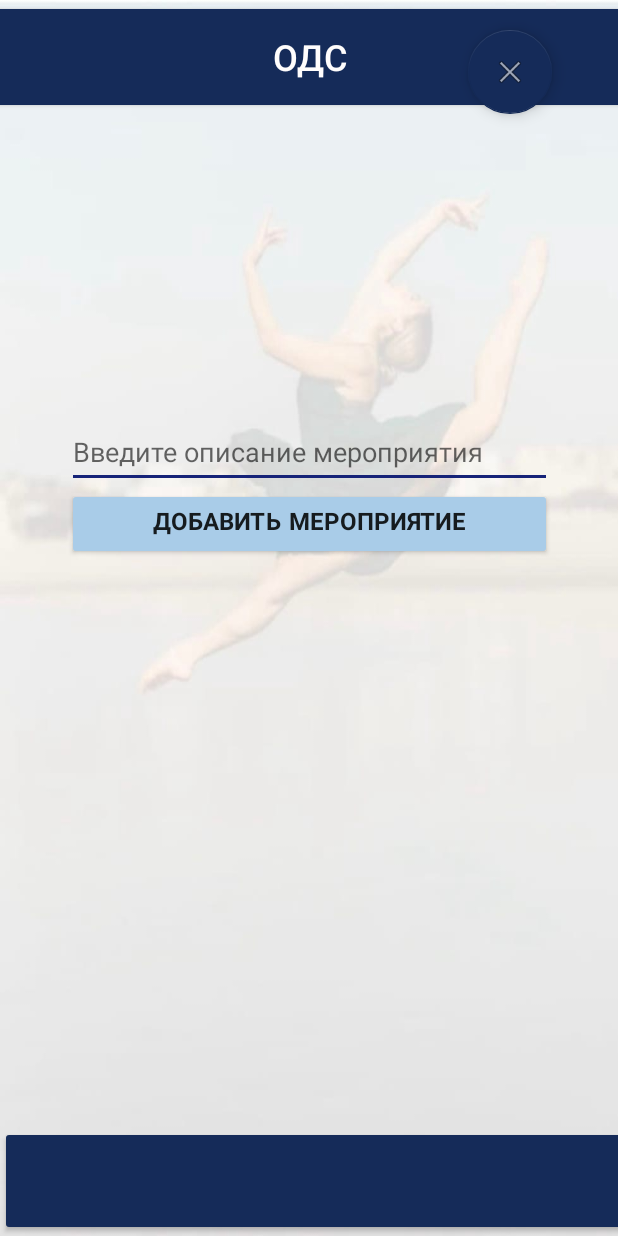
After one commit to Nastya880/app_for_podss, an Android app: the AddDescriptionEventActivity screen opened directly, with no data from a screen before it, on a phone screen of 412 x 824 dp. The commit adds this screen. Run offline under Robolectric (Android 15) with nearby library versions, the phone set to English and light mode, and no system bars.

Commit message:
добавила активити для описания мероприятия (пока нет связи с бд)

```diff
--- a/app/src/main/AndroidManifest.xml
+++ b/app/src/main/AndroidManifest.xml
@@ -37,6 +37,9 @@
             android:name=".AddEventActivity"
             android:exported="true" />
         <activity
+            android:name=".AddDescriptionEventActivity"
+            android:exported="true" />
+        <activity
             android:name=".FindActivity"
             android:exported="true" />
         <activity
--- /dev/null
+++ b/app/src/main/java/com/application/AddDescriptionEventActivity.java
@@ -0,0 +1,41 @@
+package com.application;
+import static androidx.core.content.ContextCompat.startActivity;
+
+import androidx.appcompat.app.AppCompatActivity;
+
+import android.content.ContentValues;
+import android.content.Intent;
+import android.database.Cursor;
+import android.database.sqlite.SQLiteDatabase;
+import android.os.Bundle;
+import android.util.Log;
+import android.view.View;
+import android.widget.TextView;
+import android.widget.Toast;
+
+public class AddDescriptionEventActivity extends AppCompatActivity {
+    TextView eventDescriptionPlainText;
+
+    @Override
+    protected void onCreate(Bundle savedInstanceState) {
+        super.onCreate(savedInstanceState);
+        setContentView(R.layout.activity_add_description_event);
+        eventDescriptionPlainText = findViewById(R.id.eventDescriptionPlainText);
+    }
+
+    public void addDescriptionEvent(View view) {
+        if (eventDescriptionPlainText.getText().toString().length() > 0) {
+            FindActivity.events.add(new EventPojo(FindActivity.events.size(), eventDescriptionPlainText.getText().toString()));
+            eventDescriptionPlainText.setText("");
+        } else {
+            Toast toast = Toast.makeText(getApplicationContext(),
+                    "Описание мероприятия не может быть пустым", Toast.LENGTH_SHORT);
+            toast.show();
+        }
+    }
+
+    public void closeInDesc(View view) {
+        Intent intent = new Intent(this, MainActivity.class);
+        startActivity(intent);
+    }
+}
--- a/app/src/main/java/com/application/AddEventActivity.java
+++ b/app/src/main/java/com/application/AddEventActivity.java
@@ -33,11 +33,12 @@ public class AddEventActivity extends AppCompatActivity {
         if (eventTitlePlainText.getText().toString().length() > 0) {
             FindActivity.events.add(new EventPojo(FindActivity.events.size(), eventTitlePlainText.getText().toString()));
             eventTitlePlainText.setText("");
+            Intent intent = new Intent(this, AddDescriptionEventActivity.class);
+            startActivity(intent);
         } else {
             Toast toast = Toast.makeText(getApplicationContext(),
                     "Название мероприятия не может быть пустым", Toast.LENGTH_SHORT);
             toast.show();
         }
     }
-
 }
--- a/app/src/main/java/com/application/EventPojo.java
+++ b/app/src/main/java/com/application/EventPojo.java
@@ -3,10 +3,12 @@ package com.application;
 public class EventPojo extends Pojo{
     private Integer id;
     private String name;
+    private String description;
 
     public EventPojo(Integer id, String name) {
         this.id = id;
         this.name = name;
+        this.description = description;
     }
 
     public Integer getId() {
@@ -25,11 +27,19 @@ public class EventPojo extends Pojo{
         this.name = name;
     }
 
+    public String getDescription() {
+        return name;
+    }
+
+    public void setDescription(String description) {
+        this.description = description;
+    }
+
     @Override
     public String toString() {
         return "EventPojo{" +
                 "id=" + id +
-                ", name='" + name + '\'' +
+                ", name='" + name + '\'' + "description=" + description +
                 '}';
     }
 }
--- /dev/null
+++ b/app/src/main/res/layout/activity_add_description_event.xml
@@ -0,0 +1,85 @@
+<?xml version="1.0" encoding="utf-8"?>
+<androidx.constraintlayout.widget.ConstraintLayout xmlns:android="http://schemas.android.com/apk/res/android"
+    xmlns:app="http://schemas.android.com/apk/res-auto"
+    xmlns:tools="http://schemas.android.com/tools"
+    android:layout_width="match_parent"
+    android:layout_height="match_parent"
+    android:background="@drawable/back_picture"
+    tools:context=".AddDescriptionEventActivity">
+
+    <Button
+        android:id="@+id/button7"
+        android:layout_width="444dp"
+        android:layout_height="76dp"
+        android:backgroundTint="@color/blue_dark"
+        android:text="ОДС"
+        android:textColor="#FFFDFD"
+        android:textSize="24sp"
+        app:layout_constraintEnd_toEndOf="parent"
+        app:layout_constraintStart_toStartOf="parent"
+        app:layout_constraintTop_toTopOf="parent" />
+
+    <Button
+        android:id="@+id/button8"
+        android:layout_width="420dp"
+        android:layout_height="73dp"
+        android:backgroundTint="@color/blue_dark"
+        android:textColor="#FFFDFD"
+        android:textSize="24sp"
+        app:layout_constraintBottom_toBottomOf="parent"
+        app:layout_constraintEnd_toEndOf="parent"
+        app:layout_constraintHorizontal_bias="0.0"
+        app:layout_constraintStart_toStartOf="parent"
+        app:layout_constraintTop_toTopOf="parent"
+        app:layout_constraintVertical_bias="1.0" />
+
+    <LinearLayout
+        android:id="@+id/linearLayout4"
+        android:layout_width="323dp"
+        android:layout_height="270dp"
+        android:orientation="vertical"
+        app:layout_constraintBottom_toBottomOf="parent"
+        app:layout_constraintEnd_toEndOf="parent"
+        app:layout_constraintStart_toStartOf="parent"
+        app:layout_constraintTop_toTopOf="parent">
+
+        <EditText
+            android:id="@+id/eventDescriptionPlainText"
+            android:layout_width="match_parent"
+            android:layout_height="wrap_content"
+            android:backgroundTint="#162378"
+            android:drawableTint="#2196F3"
+            android:ems="10"
+            android:foregroundTint="#15658A"
+            android:hint="Введите описание мероприятия"
+            android:inputType="textPersonName"
+            android:minHeight="48dp" />
+
+        <Button
+            android:id="@+id/addEventDescriptionButton"
+            android:layout_width="match_parent"
+            android:layout_height="wrap_content"
+            android:backgroundTint="@color/blue_light"
+            android:fontFamily="casual"
+            android:onClick="addDescriptionEvent"
+            android:text="Добавить мероприятие"
+            android:textAllCaps="true"
+            android:textSize="16sp"
+            android:textStyle="bold" />
+    </LinearLayout>
+
+    <com.google.android.material.floatingactionbutton.FloatingActionButton
+        android:id="@+id/closeButton"
+        android:layout_width="wrap_content"
+        android:layout_height="wrap_content"
+        android:clickable="true"
+        android:onClick="closeInDesc"
+        app:backgroundTint="@color/blue_dark"
+        app:layout_constraintBottom_toTopOf="@+id/linearLayout4"
+        app:layout_constraintEnd_toEndOf="parent"
+        app:layout_constraintHorizontal_bias="0.876"
+        app:layout_constraintStart_toStartOf="parent"
+        app:layout_constraintTop_toTopOf="parent"
+        app:layout_constraintVertical_bias="0.091"
+        app:srcCompat="@android:drawable/ic_menu_close_clear_cancel" />
+</androidx.constraintlayout.widget.ConstraintLayout>
```
